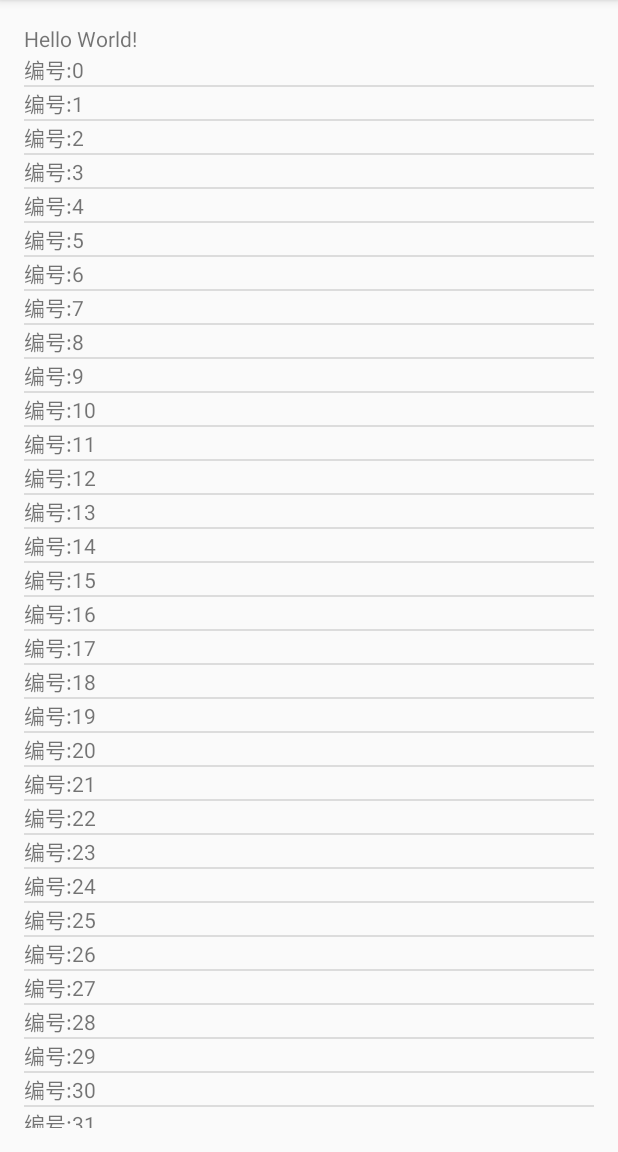
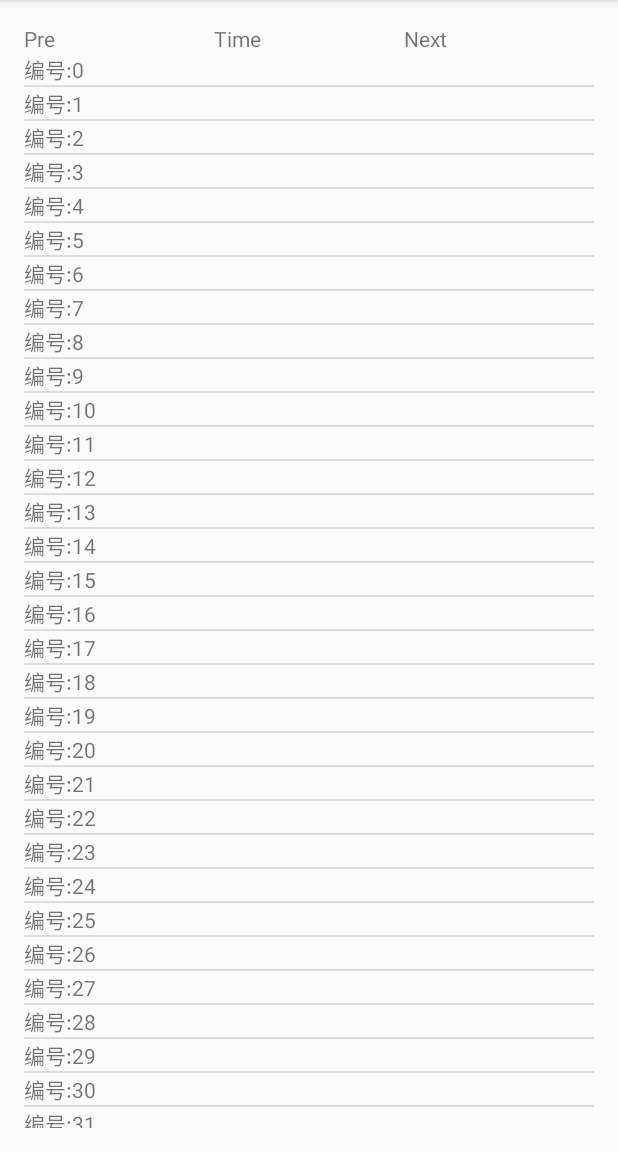
Before and after one commit to xiaoyinliuyun/TBagAdapterDemo, an Android app: the screen it shows after launch (MainActivity), on a phone screen of 412 x 824 dp, the part 84-1236 px from its top. Run offline under Robolectric (Android 15) with nearby library versions, the phone set to English and light mode, and no system bars.

Commit message:
time utils

```diff
--- a/app/src/main/java/com/function/demo/activity/MainActivity.java
+++ b/app/src/main/java/com/function/demo/activity/MainActivity.java
@@ -2,11 +2,14 @@ package com.function.demo.activity;
 
 import android.os.Bundle;
 import android.support.v7.app.AppCompatActivity;
+import android.view.View;
 import android.widget.ListView;
+import android.widget.TextView;
 
 import com.function.demo.R;
 import com.function.demo.adapter.FunctionAdapter;
 import com.function.demo.dao.TBagFunctionItem;
+import com.function.demo.utils.TimeUtils;
 
 import java.util.ArrayList;
 import java.util.List;
@@ -16,7 +19,8 @@ public class MainActivity extends AppCompatActivity {
     private ListView lvList;
     private List<TBagFunctionItem> list;
     private FunctionAdapter adapter;
-
+    private TextView tvTop;
+    private int step;
     @Override
     protected void onCreate(Bundle savedInstanceState) {
         super.onCreate(savedInstanceState);
@@ -25,6 +29,8 @@ public class MainActivity extends AppCompatActivity {
         initViews();
     }
     private void initData() {
+        tvTop = (TextView)findViewById(R.id.tvTop);
+
         list = new ArrayList<>();
         for (int i = 0; i < 50; i++) {
             list.add(new TBagFunctionItem("编号:"+i));
@@ -35,4 +41,12 @@ public class MainActivity extends AppCompatActivity {
         lvList = (ListView) findViewById(R.id.lvList);
         lvList.setAdapter(adapter);
     }
+
+    public void onPre(View view){
+        tvTop.setText(TimeUtils.getLastTimeInterval(--step));
+    }
+
+    public void onNext(View view){
+        tvTop.setText(TimeUtils.getLastTimeInterval(++step));
+    }
 }
--- a/app/src/main/res/layout/activity_main.xml
+++ b/app/src/main/res/layout/activity_main.xml
@@ -10,14 +10,38 @@
     android:paddingTop="@dimen/activity_vertical_margin"
     tools:context="com.function.demo.activity.MainActivity">
 
-    <TextView
-        android:id="@+id/tvTop"
-        android:layout_width="wrap_content"
-        android:layout_height="wrap_content"
-        android:text="Hello World!" />
+    <LinearLayout
+        android:id="@+id/llTest"
+        android:layout_width="match_parent"
+        android:layout_height="wrap_content">
+
+        <TextView
+            android:id="@+id/tvPre"
+            android:layout_width="0dp"
+            android:layout_height="wrap_content"
+            android:layout_weight="1"
+            android:onClick="onPre"
+            android:text="Pre" />
+
+        <TextView
+            android:id="@+id/tvTop"
+            android:layout_width="0dp"
+            android:layout_height="wrap_content"
+            android:layout_weight="1"
+            android:text="Time" />
+
+        <TextView
+            android:id="@+id/tvNext"
+            android:layout_width="0dp"
+            android:layout_height="wrap_content"
+            android:layout_weight="1"
+            android:onClick="onNext"
+            android:text="Next" />
+    </LinearLayout>
+
     <ListView
         android:id="@+id/lvList"
-        android:layout_below="@id/tvTop"
         android:layout_width="match_parent"
-        android:layout_height="wrap_content"/>
+        android:layout_height="wrap_content"
+        android:layout_below="@id/llTest" />
 </RelativeLayout>
```
Also changed, not shown: app/src/main/java/com/function/demo/utils/TimeUtils.java (added, +64 -0 lines).
